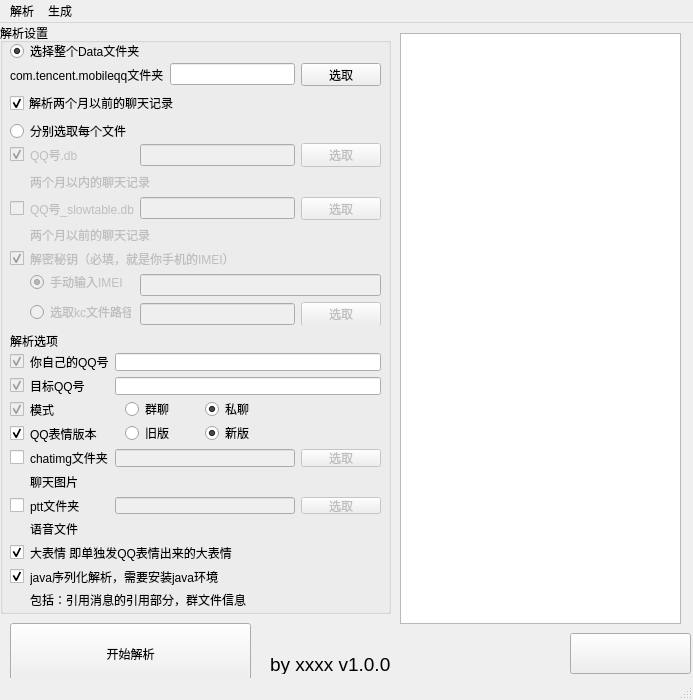
Old version of the form src/GUI/mainInterface.ui in the repository Hakuuyosei/QQHistoryExport.
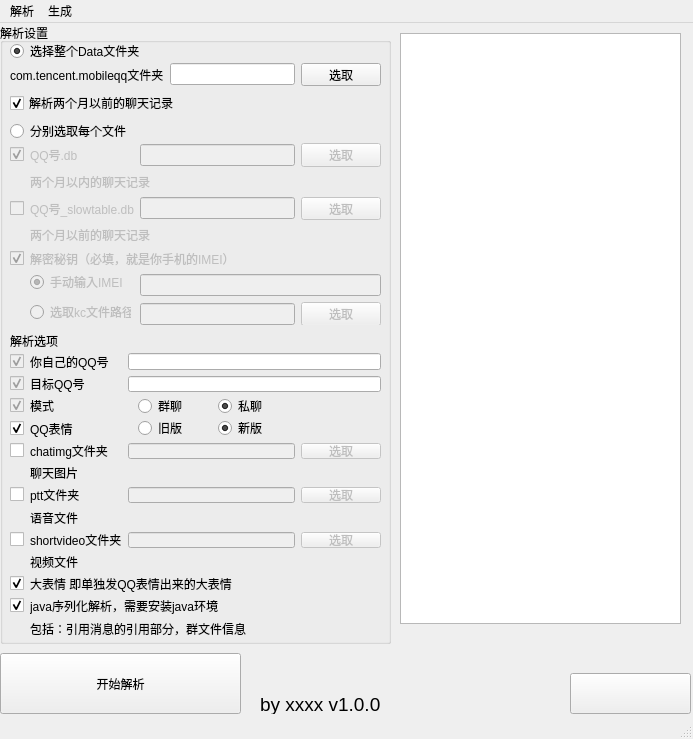
New version of the form. Icons and pictures are not drawn.

Commit message: feat(GUI):增加设置读取,开始解析事件等

```diff
--- a/src/GUI/mainInterface.ui
+++ b/src/GUI/mainInterface.ui
@@ -7,7 +7,7 @@
     <x>0</x>
     <y>0</y>
     <width>693</width>
-    <height>700</height>
+    <height>739</height>
    </rect>
   </property>
   <property name="windowTitle">
@@ -20,7 +20,7 @@
       <x>0</x>
       <y>0</y>
       <width>391</width>
-      <height>591</height>
+      <height>621</height>
      </rect>
     </property>
     <property name="title">
@@ -80,26 +80,50 @@
        <x>10</x>
        <y>330</y>
        <width>371</width>
-       <height>255</height>
+       <height>283</height>
       </rect>
      </property>
      <layout class="QGridLayout" name="gridLayout_3">
+      <item row="4" column="1">
+       <widget class="QLabel" name="label_18">
+        <property name="font">
+         <font>
+          <pointsize>9</pointsize>
+         </font>
+        </property>
+        <property name="text">
+         <string>QQ表情</string>
+        </property>
+       </widget>
+      </item>
+      <item row="4" column="0">
+       <widget class="QCheckBox" name="QQemojiVerCheckBox">
+        <property name="enabled">
+         <bool>true</bool>
+        </property>
+        <property name="text">
+         <string/>
+        </property>
+        <property name="checked">
+         <bool>true</bool>
+        </property>
+        <property name="tristate">
+         <bool>false</bool>
+        </property>
+       </widget>
+      </item>
       <item row="1" column="2" colspan="2">
        <widget class="QLineEdit" name="targetQQInputBox"/>
       </item>
-      <item row="4" column="0">
-       <widget class="QCheckBox" name="QQemojiVerSelectBox">
-        <property name="enabled">
-         <bool>true</bool>
+      <item row="9" column="1">
+       <widget class="QLabel" name="label_19">
+        <property name="font">
+         <font>
+          <pointsize>9</pointsize>
+         </font>
         </property>
         <property name="text">
-         <string/>
-        </property>
-        <property name="checked">
-         <bool>true</bool>
-        </property>
-        <property name="tristate">
-         <bool>false</bool>
+         <string>shortvideo文件夹</string>
         </property>
        </widget>
       </item>
@@ -152,8 +176,8 @@
         </widget>
        </widget>
       </item>
-      <item row="9" column="0">
-       <widget class="QCheckBox" name="needMarketFaceSelectButton">
+      <item row="11" column="0">
+       <widget class="QCheckBox" name="needMarketFaceCheckBox">
         <property name="enabled">
          <bool>true</bool>
         </property>
@@ -226,8 +250,8 @@
         </property>
        </widget>
       </item>
-      <item row="10" column="0">
-       <widget class="QCheckBox" name="needjavaDeserSelectButton">
+      <item row="12" column="0">
+       <widget class="QCheckBox" name="needjavaDeserCheckBox">
         <property name="enabled">
          <bool>true</bool>
         </property>
@@ -242,7 +266,7 @@
         </property>
        </widget>
       </item>
-      <item row="11" column="1" colspan="3">
+      <item row="13" column="1" colspan="3">
        <widget class="QLabel" name="label_20">
         <property name="text">
          <string>包括：引用消息的引用部分，群文件信息</string>
@@ -290,6 +314,51 @@
         </property>
        </widget>
       </item>
+      <item row="9" column="0">
+       <widget class="QCheckBox" name="useVideoCheckBox">
+        <property name="enabled">
+         <bool>true</bool>
+        </property>
+        <property name="text">
+         <string/>
+        </property>
+        <property name="checked">
+         <bool>false</bool>
+        </property>
+        <property name="tristate">
+         <bool>false</bool>
+        </property>
+       </widget>
+      </item>
+      <item row="9" column="3">
+       <widget class="QPushButton" name="videoPathSelectButton">
+        <property name="enabled">
+         <bool>false</bool>
+        </property>
+        <property name="font">
+         <font>
+          <pointsize>9</pointsize>
+         </font>
+        </property>
+        <property name="text">
+         <string>选取</string>
+        </property>
+       </widget>
+      </item>
+      <item row="12" column="1" colspan="3">
+       <widget class="QLabel" name="label_14">
+        <property name="text">
+         <string>java序列化解析，需要安装java环境</string>
+        </property>
+       </widget>
+      </item>
+      <item row="9" column="2">
+       <widget class="QLineEdit" name="videoPathInputBox">
+        <property name="enabled">
+         <bool>false</bool>
+        </property>
+       </widget>
+      </item>
       <item row="2" column="2" colspan="2">
        <widget class="QWidget" name="modeSelectContainer" native="true">
         <widget class="QRadioButton" name="groupModeRadioButton">
@@ -371,7 +440,14 @@
         </property>
        </widget>
       </item>
-      <item row="9" column="1" colspan="3">
+      <item row="8" column="1" colspan="3">
+       <widget class="QLabel" name="label_9">
+        <property name="text">
+         <string>语音文件</string>
+        </property>
+       </widget>
+      </item>
+      <item row="11" column="1" colspan="3">
        <widget class="QLabel" name="label_11">
         <property name="text">
          <string>大表情 即单独发QQ表情出来的大表情</string>
@@ -409,29 +485,10 @@
         </property>
        </widget>
       </item>
-      <item row="4" column="1">
-       <widget class="QLabel" name="label_18">
-        <property name="font">
-         <font>
-          <pointsize>9</pointsize>
-         </font>
-        </property>
-        <property name="text">
-         <string>QQ表情版本</string>
-        </property>
-       </widget>
-      </item>
       <item row="10" column="1" colspan="3">
-       <widget class="QLabel" name="label_14">
+       <widget class="QLabel" name="label_21">
         <property name="text">
-         <string>java序列化解析，需要安装java环境</string>
-        </property>
-       </widget>
-      </item>
-      <item row="8" column="1" colspan="3">
-       <widget class="QLabel" name="label_9">
-        <property name="text">
-         <string>语音文件</string>
+         <string>视频文件</string>
         </property>
        </widget>
       </item>
@@ -743,7 +800,7 @@
     <property name="geometry">
      <rect>
       <x>570</x>
-      <y>610</y>
+      <y>650</y>
       <width>121</width>
       <height>41</height>
      </rect>
@@ -760,8 +817,8 @@
    <widget class="QLabel" name="label_6">
     <property name="geometry">
      <rect>
-      <x>270</x>
-      <y>630</y>
+      <x>260</x>
+      <y>670</y>
       <width>181</width>
       <height>21</height>
      </rect>
@@ -773,8 +830,8 @@
    <widget class="QPushButton" name="startParseButton">
     <property name="geometry">
      <rect>
-      <x>10</x>
-      <y>600</y>
+      <x>0</x>
+      <y>630</y>
       <width>241</width>
       <height>61</height>
      </rect>
```
Left out of the diff: 6 changed lines with no effect on the pictures. The commit also changes 4 other files.
